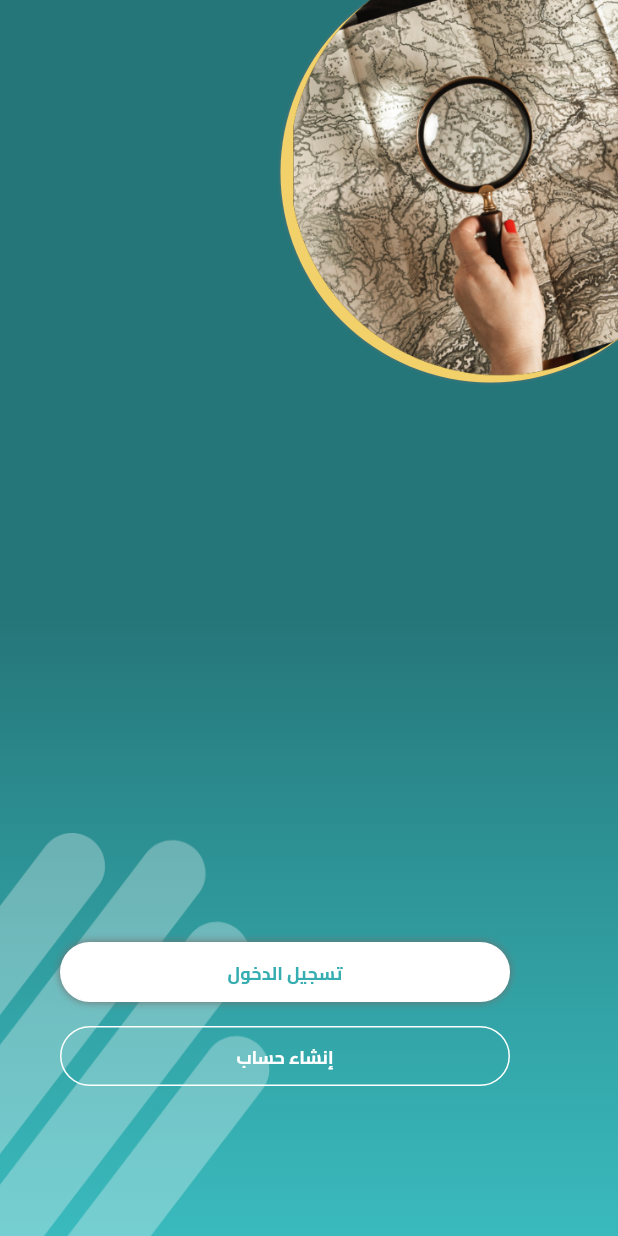
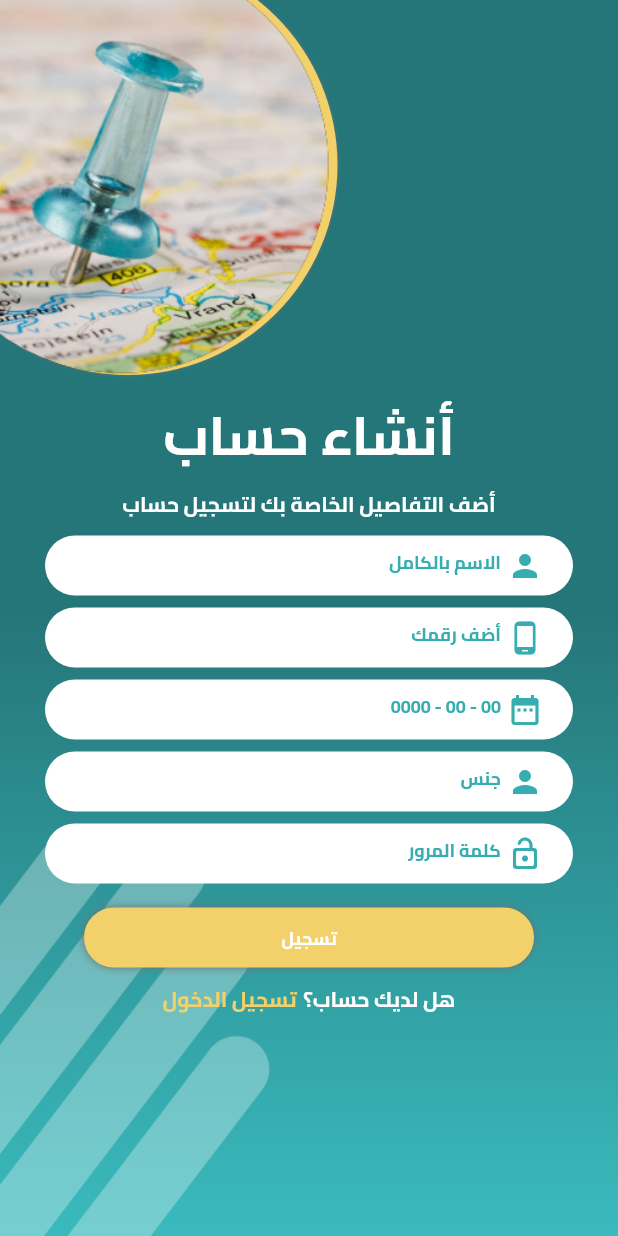
Before and after one commit to MOUSAHLP/ebsher_flutter, a Flutter app: the AccountScreen screen opened directly, after a tap on "إنشاء حساب", on a phone screen of 412 x 824 dp. Run offline on Flutter 3.47's test engine with Material 2 defaults, Android fonts, the phone set to English and light mode, and no system bars; generated files the repository leaves out were written again.

Commit message:
Implement auth screens design.

```diff
--- a/lib/core/font_app.dart
+++ b/lib/core/font_app.dart
@@ -1,20 +1,23 @@
 import 'package:flutter/cupertino.dart';
 
-class FontConstant{
-  static const String fontFamily="Cairo";
+class FontConstant {
+  static const String fontFamily = "Cairo";
 }
-class FontWeightApp{
-  static const FontWeight light=FontWeight.w300;
-  static const FontWeight regular=FontWeight.w400;
-  static const FontWeight medium=FontWeight.w500;
-  static const FontWeight semiBold=FontWeight.w600;
-  static const FontWeight bold=FontWeight.w700;
+
+class FontWeightApp {
+  static const FontWeight light = FontWeight.w300;
+  static const FontWeight regular = FontWeight.w400;
+  static const FontWeight medium = FontWeight.w500;
+  static const FontWeight semiBold = FontWeight.w600;
+  static const FontWeight bold = FontWeight.w700;
 }
-class FontSizeApp{
-  static const double s12=12.0;
-  static const double s14=14.0;
-  static const double s16=16.0;
-  static const double s18=18.0;
-  static const double s20=20.0;
-  static const double s22=22.0;
+
+class FontSizeApp {
+  static const double s12 = 12.0;
+  static const double s14 = 14.0;
+  static const double s16 = 16.0;
+  static const double s18 = 18.0;
+  static const double s20 = 20.0;
+  static const double s22 = 22.0;
+  static const double s36 = 36.0;
 }
--- a/lib/presentation/screens/auth_screen/account_screen.dart
+++ b/lib/presentation/screens/auth_screen/account_screen.dart
@@ -1,5 +1,6 @@
 import 'package:absher/presentation/resources/assets_manager.dart';
 import 'package:absher/presentation/screens/auth_screen/sign_in_screen.dart';
+import 'package:absher/presentation/screens/auth_screen/sign_up_screen.dart';
 import 'package:flutter/material.dart';
 
 import '../../resources/color_manager.dart';
@@ -41,6 +42,13 @@ class AccountScreen extends StatelessWidget {
                   labelColor: Colors.white,
                   isFilled: false,
                   label: 'إنشاء حساب',
+                  onTap: () {
+                    Navigator.of(context).push(
+                      MaterialPageRoute(
+                        builder: (context) => const SignUpScreen(),
+                      ),
+                    );
+                  },
                 ),
               ],
             ),
--- /dev/null
+++ b/lib/presentation/screens/auth_screen/sign_up_screen.dart
@@ -0,0 +1,167 @@
+import 'package:absher/core/font_app.dart';
+import 'package:absher/core/style_app.dart';
+import 'package:absher/presentation/resources/assets_manager.dart';
+import 'package:absher/presentation/widgets/custom_input_field.dart';
+import 'package:flutter/gestures.dart';
+import 'package:flutter/material.dart';
+
+import '../../resources/color_manager.dart';
+import '../../widgets/custom_app_background.dart';
+import '../../widgets/custom_button.dart';
+
+class SignUpScreen extends StatelessWidget {
+  const SignUpScreen({Key? key}) : super(key: key);
+
+  @override
+  Widget build(BuildContext context) {
+    return Scaffold(
+        body: Stack(
+      children: [
+        const SignUpBackGroundDecoration(),
+        SingleChildScrollView(
+          child: Padding(
+            padding: const EdgeInsets.symmetric(horizontal: 30.0, vertical: 16),
+            child: Column(
+              children: [
+                const SizedBox(
+                  height: 240,
+                ),
+                Text(
+                  'أنشاء حساب',
+                  style: getBoldStyle(
+                    color: Colors.white,
+                    fontSize: FontSizeApp.s36,
+                  ),
+                ),
+                Text(
+                  'أضف التفاصيل الخاصة بك لتسجيل حساب',
+                  style: getBoldStyle(
+                    color: Colors.white,
+                    fontSize: FontSizeApp.s14,
+                  ),
+                ),
+                const SizedBox(
+                  height: 8,
+                ),
+                const CustomInputField(
+                  hintText: 'الاسم بالكامل',
+                  withLabel: true,
+                  icon: Icons.person,
+                ),
+                const SizedBox(
+                  height: 8,
+                ),
+                const CustomInputField(
+                  hintText: 'أضف رقمك',
+                  withLabel: true,
+                  icon: Icons.phone_android,
+                ),
+                const SizedBox(
+                  height: 8,
+                ),
+                const CustomInputField(
+                  hintText: '00 - 00 - 0000',
+                  withLabel: true,
+                  icon: Icons.date_range,
+                ),
+                const SizedBox(
+                  height: 8,
+                ),
+                const CustomInputField(
+                  hintText: 'جنس',
+                  withLabel: true,
+                  icon: Icons.person,
+                ),
+                const SizedBox(
+                  height: 8,
+                ),
+                const CustomInputField(
+                  hintText: 'كلمة المرور',
+                  withLabel: true,
+                  icon: Icons.lock_open_rounded,
+                ),
+                const SizedBox(
+                  height: 16,
+                ),
+                const CustomButton(label: 'تسجيل'),
+                const SizedBox(
+                  height: 8,
+                ),
+                RichText(
+                  maxLines: 1,
+                  overflow: TextOverflow.ellipsis,
+                  text: TextSpan(
+                    children: [
+                      TextSpan(
+                        text: 'هل لديك حساب؟',
+                        style: getBoldStyle(
+                          color: Colors.white,
+                          fontSize: FontSizeApp.s14,
+                        ),
+                      ),
+                      const TextSpan(text: ' '),
+                      TextSpan(
+                        text: 'تسجيل الدخول',
+                        style: getBoldStyle(
+                          color: ColorManager.softYellow,
+                          fontSize: FontSizeApp.s14,
+                        ),
+                        recognizer: TapGestureRecognizer()
+                          ..onTap = () => print('Tap Here onTap'),
+                      ),
+                    ],
+                  ),
+                ),
+              ],
+            ),
+          ),
+        ),
+      ],
+    ));
+  }
+}
+
+class SignUpBackGroundDecoration extends StatelessWidget {
+  const SignUpBackGroundDecoration({Key? key}) : super(key: key);
+
+  @override
+  Widget build(BuildContext context) {
+    return Stack(
+      children: [
+        const CustomAppBackGround(
+          child: SizedBox(),
+        ),
+        Stack(
+          children: [
+            Positioned(
+              top: -30,
+              left: -55,
+              child: Container(
+                width: 280,
+                height: 280,
+                decoration: const BoxDecoration(
+                  color: ColorManager.softYellow,
+                  shape: BoxShape.circle,
+                  boxShadow: [
+                    BoxShadow(
+                      blurRadius: 1,
+                      color: ColorManager.shadowGrey,
+                    )
+                  ],
+                ),
+              ),
+            ),
+            Positioned(
+              top: -40,
+              left: -60,
+              child: Image.asset(
+                ImageManager.signUpAsset,
+                width: 280,
+              ),
+            ),
+          ],
+        ),
+      ],
+    );
+  }
+}
--- a/lib/presentation/widgets/custom_input_field.dart
+++ b/lib/presentation/widgets/custom_input_field.dart
@@ -81,7 +81,7 @@ class CustomInputField extends StatelessWidget {
                     onChanged: onChange,
                     inputFormatters: inputFormatters,
                     decoration: InputDecoration(
-                      fillColor: Colors.white,
+                      fillColor: Color(0xFFEEF6F6),
                       hintText: withLabel ? null : hintText,
                       label: withLabel
                           ? Text(
```
Also changed, not shown: assets/images/signup_asset.png.
